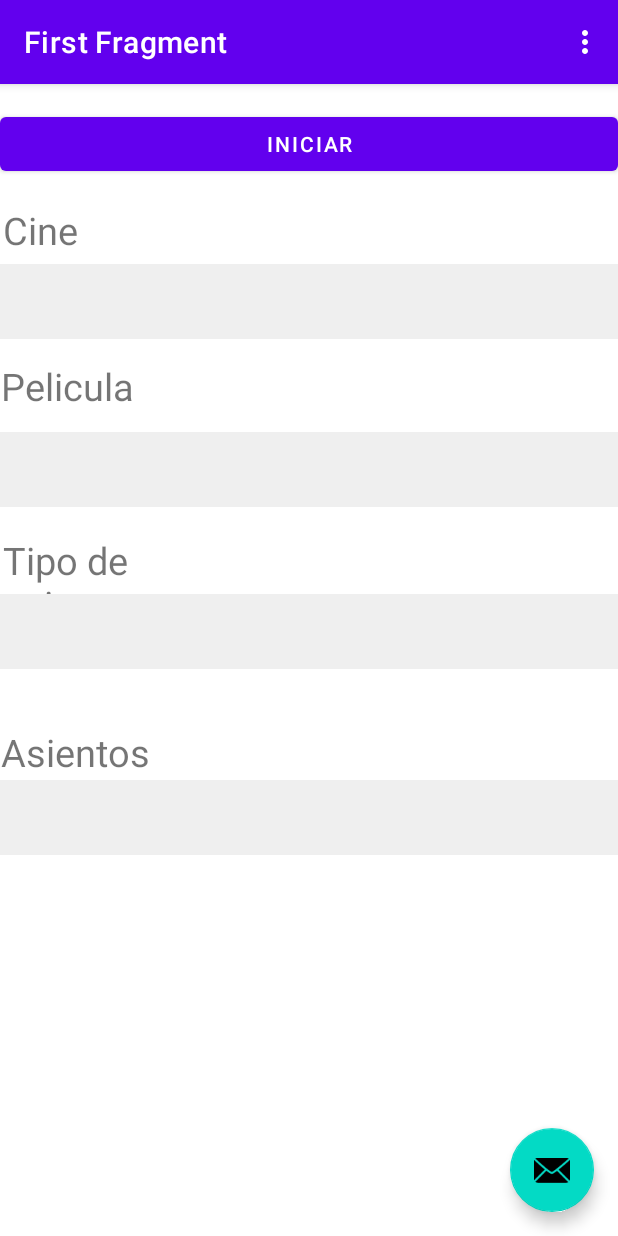
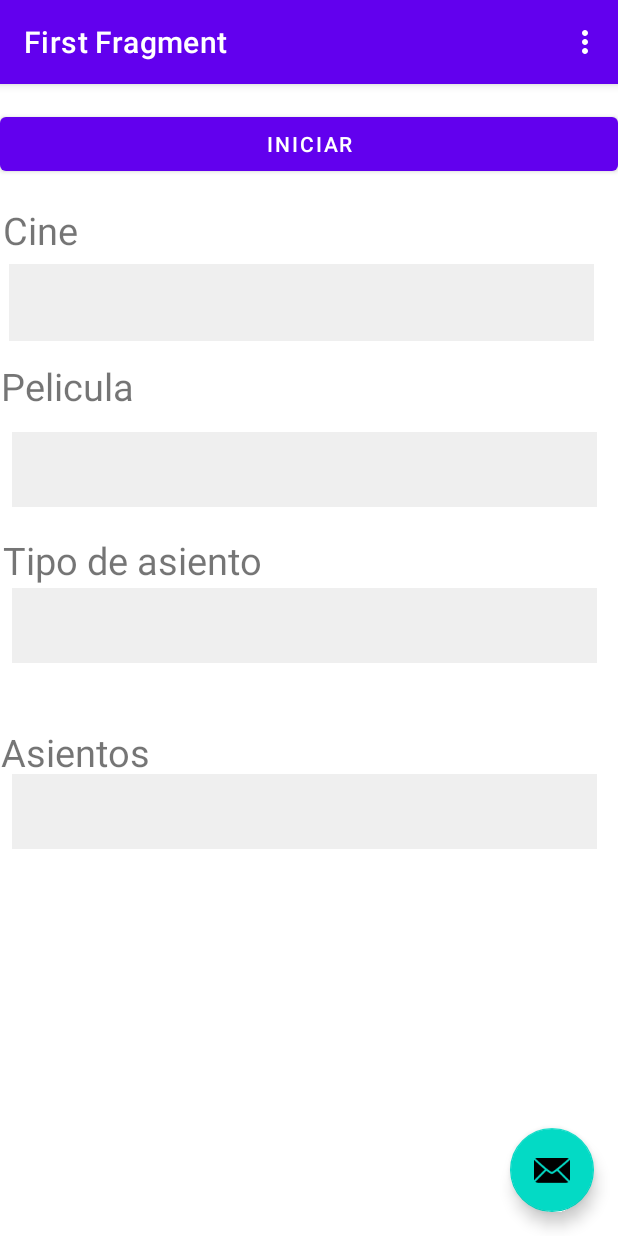
Before and after one commit to SlimeVRS/CineTEC, an Android app: the screen it shows after launch (MainActivity), on a phone screen of 412 x 824 dp. Run offline under Robolectric (Android 15) with nearby library versions, the phone set to English and light mode, and no system bars; our stand-ins replace navigation-ui.

Commit message:
cambio de la interfaz

```diff
--- a/App/app/src/main/res/layout/fragment_first.xml
+++ b/App/app/src/main/res/layout/fragment_first.xml
@@ -15,8 +15,7 @@
 
         <androidx.constraintlayout.widget.ConstraintLayout
             android:layout_width="match_parent"
-            android:layout_height="1000dp"
-            >
+            android:layout_height="1000dp">
 
             <Button
                 android:id="@+id/button_first"
@@ -40,9 +39,10 @@
 
             <Spinner
                 android:id="@+id/spin_cine"
-                android:layout_width="match_parent"
-                android:layout_height="50dp"
+                android:layout_width="390dp"
+                android:layout_height="51dp"
                 android:layout_marginTop="120dp"
+                android:layout_marginEnd="16dp"
                 android:background="@color/gris_claro"
                 app:layout_constraintEnd_toEndOf="parent"
                 app:layout_constraintTop_toTopOf="parent"
@@ -50,8 +50,9 @@
 
             <Spinner
                 android:id="@+id/spin_peli"
-                android:layout_width="match_parent"
+                android:layout_width="390dp"
                 android:layout_height="50dp"
+                android:layout_marginStart="8dp"
                 android:layout_marginTop="232dp"
                 android:background="@color/gris_claro"
                 app:layout_constraintStart_toStartOf="parent"
@@ -71,10 +72,10 @@
 
             <TextView
                 android:id="@+id/textView4"
-                android:layout_width="98dp"
-                android:layout_height="40dp"
+                android:layout_width="182dp"
+                android:layout_height="38dp"
                 android:layout_marginTop="300dp"
-                android:layout_marginEnd="312dp"
+                android:layout_marginEnd="228dp"
                 android:text="@string/hora"
                 android:textSize="25sp"
                 app:layout_constraintEnd_toEndOf="parent"
@@ -82,11 +83,12 @@
 
             <Spinner
                 android:id="@+id/spin_hora"
-                android:layout_width="match_parent"
+                android:layout_width="390dp"
                 android:layout_height="50dp"
-                android:layout_marginTop="340dp"
+                android:layout_marginStart="8dp"
+                android:layout_marginTop="336dp"
                 android:background="@color/gris_claro"
-                app:layout_constraintEnd_toEndOf="parent"
+                app:layout_constraintStart_toStartOf="parent"
                 app:layout_constraintTop_toTopOf="parent"
                 tools:ignore="SpeakableTextPresentCheck" />
 
@@ -106,13 +108,14 @@
 
             <Spinner
                 android:id="@+id/spin_asiento"
-                android:layout_width="match_parent"
+                android:layout_width="390dp"
                 android:layout_height="50dp"
-                android:layout_marginTop="464dp"
+                android:layout_marginStart="8dp"
+                android:layout_marginTop="460dp"
                 android:background="@color/gris_claro"
+                app:layout_constraintStart_toStartOf="parent"
                 app:layout_constraintTop_toTopOf="parent"
-                tools:ignore="SpeakableTextPresentCheck"
-                tools:layout_editor_absoluteX="0dp" />
+                tools:ignore="SpeakableTextPresentCheck" />
 
             <TextView
                 android:id="@+id/textView"
@@ -138,8 +141,6 @@
         </androidx.constraintlayout.widget.ConstraintLayout>
 
 
-
-
     </ScrollView>
 
 
```
